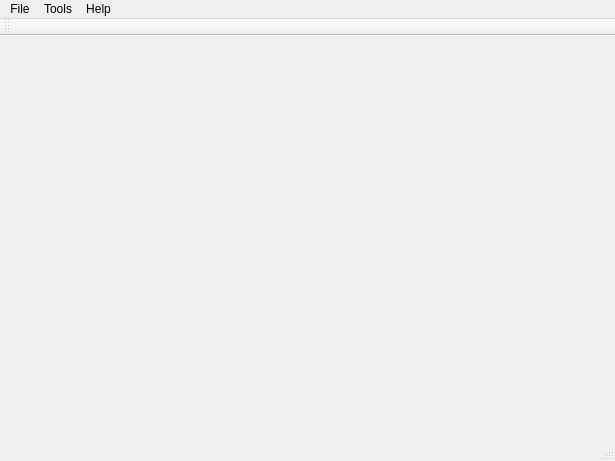
Before: the Qt Designer form src/gui/gui_files/main_gui.ui in ankurs/yad, drawn with Qt 5.
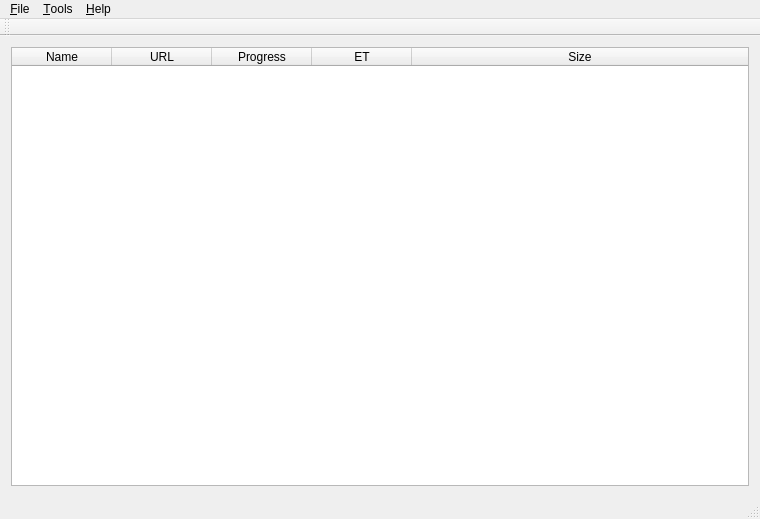
After: the same form once the commit is applied.

What changed in the file:
```diff
--- a/src/gui/gui_files/main_gui.ui
+++ b/src/gui/gui_files/main_gui.ui
@@ -6,20 +6,67 @@
    <rect>
     <x>0</x>
     <y>0</y>
-    <width>615</width>
-    <height>461</height>
+    <width>760</width>
+    <height>519</height>
    </rect>
   </property>
   <property name="windowTitle">
    <string>MainWindow</string>
   </property>
-  <widget class="QWidget" name="centralWidget"/>
+  <widget class="QWidget" name="centralWidget">
+   <layout class="QVBoxLayout" name="verticalLayout">
+    <item>
+     <widget class="QTreeWidget" name="downloadWidget">
+      <column>
+       <property name="text">
+        <string>Name</string>
+       </property>
+       <property name="textAlignment">
+        <set>AlignHCenter|AlignVCenter|AlignCenter</set>
+       </property>
+      </column>
+      <column>
+       <property name="text">
+        <string>URL</string>
+       </property>
+       <property name="textAlignment">
+        <set>AlignHCenter|AlignVCenter|AlignCenter</set>
+       </property>
+      </column>
+      <column>
+       <property name="text">
+        <string>Progress</string>
+       </property>
+       <property name="textAlignment">
+        <set>AlignHCenter|AlignVCenter|AlignCenter</set>
+       </property>
+      </column>
+      <column>
+       <property name="text">
+        <string>ET</string>
+       </property>
+       <property name="textAlignment">
+        <set>AlignHCenter|AlignVCenter|AlignCenter</set>
+       </property>
+      </column>
+      <column>
+       <property name="text">
+        <string>Size</string>
+       </property>
+       <property name="textAlignment">
+        <set>AlignHCenter|AlignVCenter|AlignCenter</set>
+       </property>
+      </column>
+     </widget>
+    </item>
+   </layout>
+  </widget>
   <widget class="QMenuBar" name="menuBar">
    <property name="geometry">
     <rect>
      <x>0</x>
      <y>0</y>
-     <width>615</width>
+     <width>760</width>
      <height>26</height>
     </rect>
    </property>
@@ -28,20 +75,20 @@
    </property>
    <widget class="QMenu" name="menuFIle">
     <property name="title">
-     <string>File</string>
+     <string>&amp;File</string>
     </property>
     <addaction name="actionURL"/>
     <addaction name="actionExit"/>
    </widget>
    <widget class="QMenu" name="menuTools">
     <property name="title">
-     <string>Tools</string>
+     <string>&amp;Tools</string>
     </property>
     <addaction name="actionSettings"/>
    </widget>
    <widget class="QMenu" name="menuHelp">
     <property name="title">
-     <string>Help</string>
+     <string>&amp;Help</string>
     </property>
     <addaction name="actionAbout"/>
    </widget>
```
Left out of the diff: 8 changed lines with no effect on the pictures.
